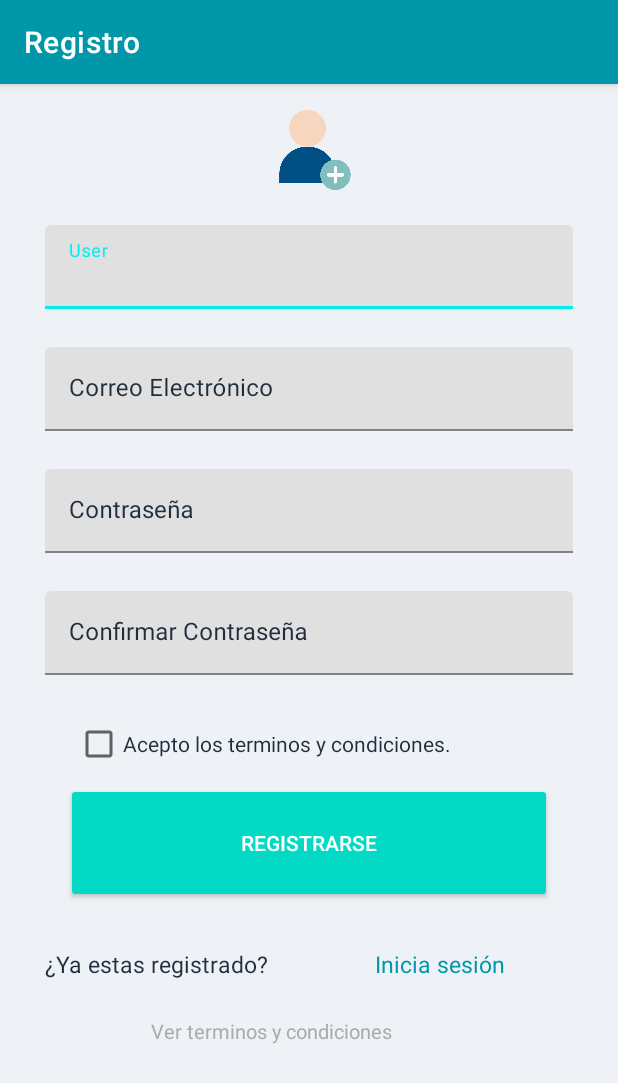
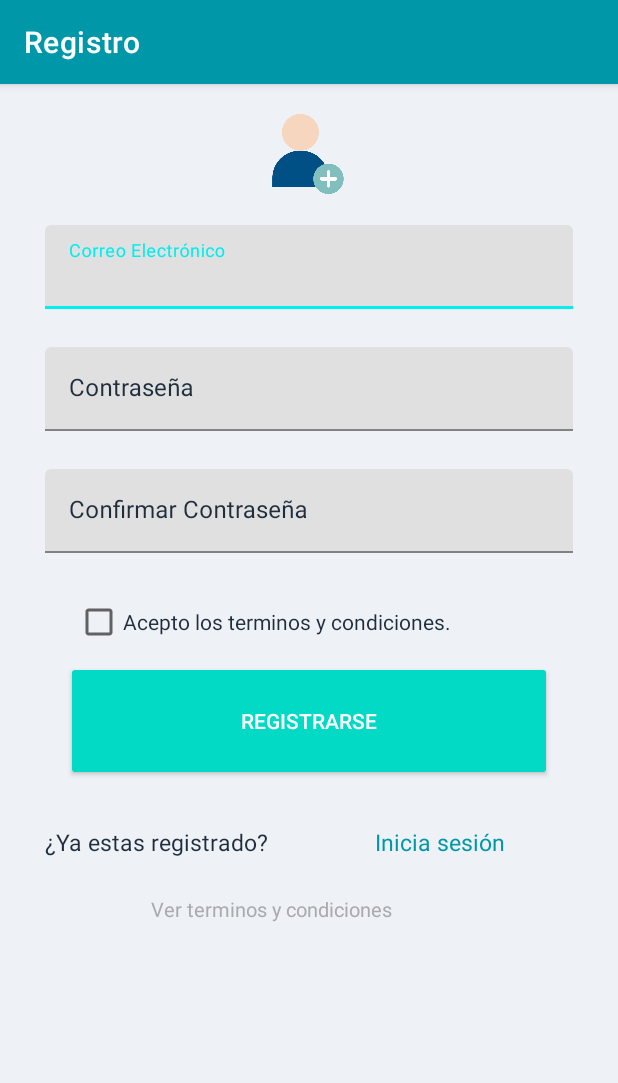
Before and after one commit to JuanDiaz-1/E-gluu, an Android app: the screen it shows after launch (Register), after a tap on "Registrate aqui", on a phone screen of 412 x 824 dp. Shown: the top 1083 px of the screen. Run offline under Robolectric (Android 15) with nearby library versions, the phone set to English and light mode, and no system bars; our stand-ins replace Firebase (no records; nobody signed in at launch, a user with empty details on screens opened directly).

Commit message:
cambios para que funcione la base de datos  login y register
BD, Login Register , se agregaron unas dependencias y unas lineas en el default config de uno de los gradel, se hicieron cambios en el layout de  register  y el login,

```diff
--- a/NavDrawer/app/src/main/java/mx/ita/navdrawer/Login.java
+++ b/NavDrawer/app/src/main/java/mx/ita/navdrawer/Login.java
@@ -3,9 +3,34 @@ import android.view.View;
 import android.os.Bundle;
 import android.content.Intent;
 import android.app.Activity;
+import android.widget.Button;
+import android.widget.EditText;
+import android.widget.TextView;
+import android.widget.Toast;
+
+import androidx.annotation.NonNull;
+
+import com.google.android.gms.tasks.OnCompleteListener;
+import com.google.android.gms.tasks.Task;
+import com.google.firebase.auth.AuthResult;
+import com.google.firebase.auth.FirebaseAuth;
+
+import org.w3c.dom.Text;
 
 
 public class Login extends Activity {
+
+    private EditText TextEmail;
+    private EditText TextPassword;
+    private Button BtnLogin;
+
+
+
+    private String stremail ="";
+    private String strpassword ="";
+    private FirebaseAuth mAuth;
+
+
     @Override
     protected void onCreate(Bundle savedInstanceState) {
         setTheme(R.style.SplashTheme);
@@ -13,8 +38,60 @@ public class Login extends Activity {
         setTheme(R.style.Theme_NavDrawer);
         setContentView(R.layout.activity_login);
 
+
+        TextEmail = (EditText) findViewById(R.id.correoelectronico);
+        TextPassword = (EditText) findViewById(R.id.password);
+        BtnLogin = (Button) findViewById(R.id.btnLogin);
+
+
+        mAuth = FirebaseAuth.getInstance();
+
+
+        BtnLogin.setOnClickListener(new View.OnClickListener() {
+            @Override
+            public void onClick(View v) {
+
+                stremail= TextEmail.getText().toString();
+                strpassword = TextPassword.getText().toString();
+
+                if (!stremail.isEmpty() && !strpassword.isEmpty()){
+
+                    loginUser();
+                }
+                else{
+                    Toast.makeText(Login.this,"Complete los campos",Toast.LENGTH_SHORT).show();
+
+                }
+
+            }
+        });
     }
 
+    private void loginUser(){
+
+        mAuth.signInWithEmailAndPassword(stremail,strpassword).addOnCompleteListener(new OnCompleteListener<AuthResult>() {
+            @Override
+            public void onComplete(@NonNull Task<AuthResult> task) {
+                if(task.isSuccessful()){
+                    startActivity(new Intent(Login.this,MainActivity.class));
+                    finish();
+                }
+                else{
+                    Toast.makeText(Login.this, "No se pudo loguear", Toast.LENGTH_SHORT).show();
+                }
+            }
+        });
+    }
+
+
+    @Override
+    protected void onStart(){
+        super.onStart();
+        if(mAuth.getCurrentUser()!= null){
+            startActivity(new Intent(Login.this,MainActivity.class));
+            finish();
+        }
+    }
 
 
     public void onClick(View view){
@@ -32,7 +109,5 @@ public class Login extends Activity {
 
         }
         startActivity(miIntent);
-
-
     }
 }
--- a/NavDrawer/app/src/main/java/mx/ita/navdrawer/Register.java
+++ b/NavDrawer/app/src/main/java/mx/ita/navdrawer/Register.java
@@ -1,31 +1,166 @@
 package mx.ita.navdrawer;
 
 import android.app.Activity;
+import android.util.Log;
 import android.view.View;
 import android.content.Intent;
 import android.os.Bundle;
+import android.widget.Button;
+import android.widget.CheckBox;
+import android.widget.EditText;
+import android.widget.TextView;
+import android.widget.Toast;
+
+import androidx.annotation.NonNull;
+
+import com.google.android.gms.tasks.OnCompleteListener;
+import com.google.android.gms.tasks.Task;
+import com.google.firebase.auth.AuthResult;
+import com.google.firebase.auth.FirebaseAuth;
+import com.google.firebase.auth.FirebaseUser;
+import com.google.firebase.database.DatabaseReference;
+import com.google.firebase.database.FirebaseDatabase;
+
+import java.util.HashMap;
+import java.util.Map;
+
 public class Register extends Activity {
+
+    private EditText TextEmail;
+    private EditText TextPassword;
+
+    private EditText TextConfirmPassword;
+    private Button BtnSignUp;
+    private CheckBox CheckBoxTerminos;
+    private TextView loginText;
+
+
+    FirebaseAuth mAuth;
+    DatabaseReference mDatabase;
+
+
+
+    private String stremail="";
+    private String strpassword="";
+    private String strconfirmpassword="";
+
+
 
     @Override
     protected void onCreate(Bundle savedInstanceState) {
 
         super.onCreate(savedInstanceState);
         setContentView(R.layout.activity_register);
+
+
+        mAuth = FirebaseAuth.getInstance();
+        mDatabase = FirebaseDatabase.getInstance().getReference();
+
+
+
+        TextEmail = (EditText) findViewById(R.id.email);
+        TextPassword = (EditText) findViewById(R.id.password);
+        TextConfirmPassword= (EditText) findViewById(R.id.confirmarcontraseña);
+        BtnSignUp = (Button) findViewById(R.id.btnRegistro);
+        CheckBoxTerminos = (CheckBox) findViewById(R.id.checkBoxterminos);
+        loginText = (TextView) findViewById(R.id.loginText);
+
+
+        BtnSignUp.setOnClickListener(new View.OnClickListener(){
+            @Override
+            public void onClick(View view) {
+
+
+                stremail = TextEmail.getText().toString();
+                strpassword = TextPassword.getText().toString();
+                strconfirmpassword = TextConfirmPassword.getText().toString();
+
+
+
+                if (!stremail.isEmpty() && !strpassword.isEmpty() && !strconfirmpassword.isEmpty() && CheckBoxTerminos.isChecked()){
+                    if(strpassword.equals(strconfirmpassword)){
+
+                            if (strpassword.length()>=6 && CheckBoxTerminos.isChecked()){
+                             registerUser();
+                            Toast.makeText(Register.this,"Te registraste satisfactoriamente", Toast.LENGTH_SHORT).show();
+                            startActivity(new Intent(Register.this,Login.class));
+                            finish();
+                            }else{
+                                     Toast.makeText(Register.this,"El password debe de tener almenos 6 caracteres", Toast.LENGTH_SHORT).show();
+                                   }
+
+                    }else {
+                        Toast.makeText(Register.this,"la contraseña no coincide", Toast.LENGTH_SHORT).show();
+                    }
+                }else {
+                    Toast.makeText(Register.this,"Debe de completar todos los campos", Toast.LENGTH_SHORT).show();
+                }
+            }
+
+        });
     }
 
-    public void onClick(View view){
-        Intent miIntent=null;
-        Intent intent = new Intent();
-        switch(view.getId()){
-            case R.id.btnRegistro:
-                miIntent=new Intent(Register.this,Login.class);
-                break;
-            case R.id.loginText:
-                miIntent=new Intent(Register.this,Login.class);
-                break;
 
-        }
-        startActivity(miIntent);
+
+
+    private void  registerUser(){
+
+        mAuth.createUserWithEmailAndPassword(stremail, strpassword).addOnCompleteListener(new OnCompleteListener<AuthResult>() {
+            @Override
+            public void onComplete(@NonNull Task<AuthResult> task) {
+
+                if (task.isSuccessful()) {
+                    Map<String, Object> map = new HashMap<>();
+                    map.put("email", stremail);
+                    map.put("password", strpassword);
+                    map.put("confimrpassword", strconfirmpassword);
+
+                    String id = mAuth.getCurrentUser().getUid();
+
+                    mDatabase.child("User").child(id).setValue(map).addOnCompleteListener(new OnCompleteListener<Void>() {
+                        @Override
+                        public void onComplete(@NonNull Task<Void> task2) {
+                            if(task2.isSuccessful()){
+                                Toast.makeText(Register.this, "Te registraste satisfactoriamente", Toast.LENGTH_SHORT).show();
+                                startActivity(new Intent(Register.this,Login.class));
+                                finish();
+                            }
+
+                            else{
+                                Toast.makeText(Register.this, "No se pudieron registrar los datos correctamente", Toast.LENGTH_SHORT).show();
+
+                            }
+
+                        }
+                    });
+
+
+                }else {
+                    Toast.makeText(Register.this,"No se pudo registrar este usuario", Toast.LENGTH_SHORT).show();
+                }
+
+            }
+        });
     }
 
+
+
+
+
+
+
+
+
+
+
+    public void onClick(View view){
+
+        switch(view.getId()){
+
+            case R.id.loginText:
+                startActivity(new Intent(Register.this,Login.class));
+                break;
+        }
+
+    }
 }
--- a/NavDrawer/app/src/main/res/layout/activity_login.xml
+++ b/NavDrawer/app/src/main/res/layout/activity_login.xml
@@ -39,7 +39,7 @@
             android:layout_marginLeft="30dp"
             android:layout_marginTop="268dp"
             android:layout_marginRight="30dp"
-            android:hint="@string/email"
+            android:hint="@string/correo_electronico"
             android:textColorHint="#1F2D3D"
             app:layout_constraintEnd_toEndOf="parent"
             app:layout_constraintStart_toStartOf="parent"
@@ -48,6 +48,7 @@
 
 
             <com.google.android.material.textfield.TextInputEditText
+                android:id="@+id/correoelectronico"
                 android:layout_width="match_parent"
                 android:layout_height="wrap_content"
                 android:textColor="#1F2D3D" />
--- a/NavDrawer/app/src/main/res/layout/activity_register.xml
+++ b/NavDrawer/app/src/main/res/layout/activity_register.xml
@@ -9,11 +9,10 @@
     tools:context=".Register">
 
     <androidx.constraintlayout.widget.ConstraintLayout
+        android:id="@+id/confirmpassword"
         android:layout_width="match_parent"
         android:layout_height="wrap_content"
         android:background="#EEF2F6">
-
-
 
 
         <com.google.android.material.appbar.AppBarLayout
@@ -36,41 +35,22 @@
 
 
         <com.google.android.material.textfield.TextInputLayout
-            android:id="@+id/textInputLayout"
+            android:id="@+id/textInputLayout2"
             android:layout_width="match_parent"
             android:layout_height="wrap_content"
             android:layout_marginLeft="30dp"
             android:layout_marginTop="150dp"
             android:layout_marginRight="30dp"
-            android:hint="@string/name_user"
+            android:hint="@string/correo_electronico"
             android:textColorHint="#1F2D3D"
             app:layout_constraintEnd_toEndOf="parent"
             app:layout_constraintStart_toStartOf="parent"
             app:layout_constraintTop_toTopOf="parent"
-            app:passwordToggleTint="#1F2D3D">
-
-
-            <com.google.android.material.textfield.TextInputEditText
-                android:layout_width="match_parent"
-                android:layout_height="wrap_content"
-                android:textColor="#1F2D3D" />
-        </com.google.android.material.textfield.TextInputLayout>
-
-        <com.google.android.material.textfield.TextInputLayout
-            android:id="@+id/textInputLayout2"
-            android:layout_width="match_parent"
-            android:layout_height="wrap_content"
-            android:layout_marginLeft="30dp"
-            android:layout_marginTop="25dp"
-            android:layout_marginRight="30dp"
-            android:hint="@string/correo_electronico"
-            android:textColorHint="#1F2D3D"
-            app:layout_constraintEnd_toEndOf="parent"
-            app:layout_constraintStart_toStartOf="parent"
             app:layout_constraintTop_toBottomOf="@+id/textInputLayout">
 
 
             <com.google.android.material.textfield.TextInputEditText
+                android:id="@+id/email"
                 android:layout_width="match_parent"
                 android:layout_height="wrap_content"
                 android:textColor="#1F2D3D" />
@@ -92,6 +72,7 @@
 
 
             <com.google.android.material.textfield.TextInputEditText
+                android:id="@+id/password"
                 android:layout_width="match_parent"
                 android:layout_height="wrap_content"
                 android:textColor="#1F2D3D" />
@@ -113,6 +94,7 @@
 
 
             <com.google.android.material.textfield.TextInputEditText
+                android:id="@+id/confirmarcontraseña"
                 android:layout_width="match_parent"
                 android:layout_height="wrap_content"
                 android:textColor="#1F2D3D" />
@@ -120,22 +102,20 @@
 
 
         <CheckBox
-            android:id="@+id/checkBox"
+            android:id="@+id/checkBoxterminos"
             android:layout_width="match_parent"
             android:layout_height="wrap_content"
+            android:layout_marginLeft="50dp"
+            android:layout_marginTop="30dp"
+            android:layout_marginRight="30dp"
             android:text="@string/terminos"
             android:textColor="#1F2D3D"
-            android:layout_marginLeft="50dp"
-            android:layout_marginRight="30dp"
-            android:layout_marginTop="30dp"
             app:layout_constraintBottom_toTopOf="@+id/btnRegistro"
             app:layout_constraintEnd_toEndOf="parent"
             app:layout_constraintHorizontal_bias="0.0"
             app:layout_constraintStart_toStartOf="parent"
             app:layout_constraintTop_toBottomOf="@+id/textInputLayout4"
             app:layout_constraintVertical_bias="0.611" />
-
-
 
 
         <Button
@@ -153,31 +133,30 @@
             app:layout_constraintEnd_toEndOf="parent"
             app:layout_constraintHorizontal_bias="0.494"
             app:layout_constraintStart_toStartOf="parent"
-            app:layout_constraintTop_toBottomOf="@+id/checkBox"/>
+            app:layout_constraintTop_toBottomOf="@+id/checkBoxterminos" />
 
         <TextView
             android:id="@+id/loginTextInfo"
             android:layout_width="match_parent"
             android:layout_height="wrap_content"
             android:layout_marginLeft="30dp"
+            android:layout_marginTop="30dp"
             android:layout_marginRight="30dp"
             android:layout_marginBottom="96dp"
-            android:layout_marginTop="30dp"
             android:text="@string/yaregistrado"
             android:textColor="#1F2D3D"
             android:textSize="15sp"
             app:layout_constraintEnd_toEndOf="parent"
             app:layout_constraintStart_toStartOf="parent"
-            app:layout_constraintTop_toBottomOf="@+id/btnRegistro"
-            />
+            app:layout_constraintTop_toBottomOf="@+id/btnRegistro" />
 
         <TextView
             android:id="@+id/loginText"
             android:layout_width="match_parent"
             android:layout_height="wrap_content"
             android:layout_marginLeft="250dp"
+            android:layout_marginTop="30dp"
             android:layout_marginRight="30dp"
-            android:layout_marginTop="30dp"
             android:layout_marginBottom="96dp"
             android:onClick="onClick"
             android:text="@string/incia_sesion"
@@ -187,8 +166,7 @@
             app:layout_constraintEnd_toEndOf="parent"
             app:layout_constraintHorizontal_bias="0.892"
             app:layout_constraintStart_toStartOf="parent"
-            app:layout_constraintTop_toBottomOf="@+id/btnRegistro"
-            />
+            app:layout_constraintTop_toBottomOf="@+id/btnRegistro" />
 
 
         <TextView
@@ -210,13 +188,14 @@
             android:id="@+id/imageView3"
             android:layout_width="80dp"
             android:layout_height="53dp"
+            android:layout_marginTop="76dp"
             android:src="@drawable/add_user"
-            app:layout_constraintBottom_toTopOf="@+id/textInputLayout"
+            app:layout_constraintBottom_toTopOf="@+id/textInputLayout2"
             app:layout_constraintEnd_toEndOf="parent"
-            app:layout_constraintHorizontal_bias="0.513"
+            app:layout_constraintHorizontal_bias="0.498"
             app:layout_constraintStart_toStartOf="parent"
             app:layout_constraintTop_toTopOf="parent"
-            app:layout_constraintVertical_bias="0.762" />
+            app:layout_constraintVertical_bias="0.0" />
 
 
     </androidx.constraintlayout.widget.ConstraintLayout>
--- a/NavDrawer/build.gradle
+++ b/NavDrawer/build.gradle
@@ -6,7 +6,7 @@ buildscript {
     }
     dependencies {
         classpath "com.android.tools.build:gradle:4.1.3"
-
+        classpath 'com.google.gms:google-services:4.3.10'
         // NOTE: Do not place your application dependencies here; they belong
         // in the individual module build.gradle files
     }
```
Also changed, not shown: NavDrawer/app/build.gradle (+9 -1 lines), 1 other file.
